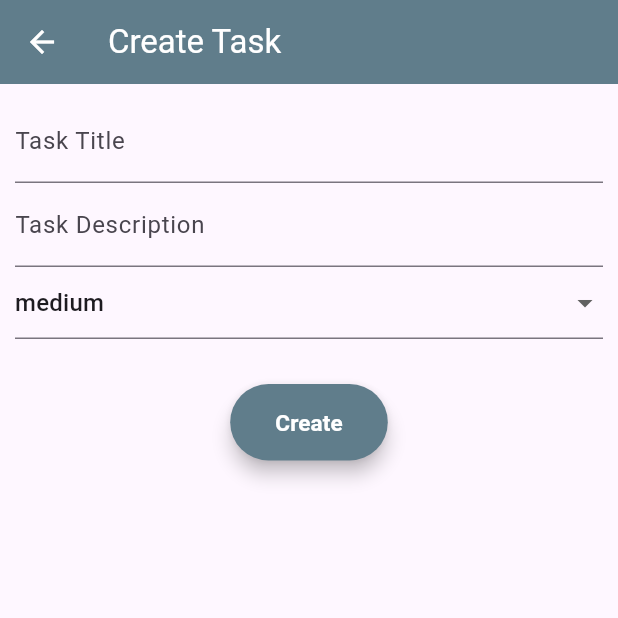
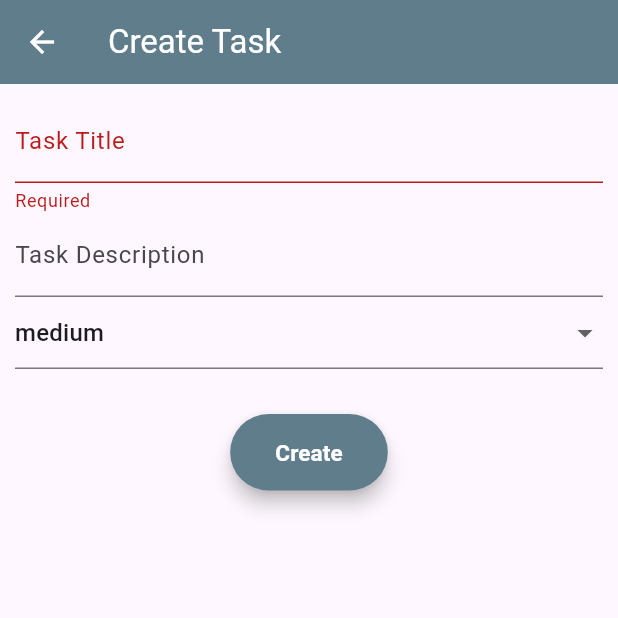
Before and after one commit to shyammca19/saigeware_task, a Flutter app: the TaskFormPage screen opened directly, after a tap on "Create", on a phone screen of 412 x 824 dp, the top half of it. Run offline on Flutter 3.47's test engine with Material 3 defaults, Android fonts, the light colour scheme and no system bars; our stand-ins replace hive, hive_flutter; accounts and stored records are empty.

Commit message:
model class created, new hive box created and using provider the new task successfully stored on the hive box

```diff
--- /dev/null
+++ b/lib/data/task_model.dart
@@ -0,0 +1,52 @@
+import 'package:hive/hive.dart';
+import '../domain/task.dart';
+
+part 'task_model.g.dart';
+
+@HiveType(typeId: 0)
+class TaskModel {
+  @HiveField(0)
+  final String id;
+
+  @HiveField(1)
+  final String title;
+
+  @HiveField(2)
+  final String? description;
+
+  @HiveField(3)
+  final int priority;
+
+  @HiveField(4)
+  final bool isCompleted;
+
+  TaskModel({
+    required this.id,
+    required this.title,
+    this.description,
+    required this.priority,
+    required this.isCompleted,
+  });
+
+  // Convert Model → Domain
+  Task toEntity() {
+    return Task(
+      id: id,
+      title: title,
+      description: description,
+      priority: TaskPriority.values[priority],
+      isCompleted: isCompleted,
+    );
+  }
+
+  // Convert Domain → Model
+  factory TaskModel.fromEntity(Task task) {
+    return TaskModel(
+      id: task.id,
+      title: task.title,
+      description: task.description,
+      priority: task.priority.index,
+      isCompleted: task.isCompleted,
+    );
+  }
+}
--- /dev/null
+++ b/lib/domain/task.dart
@@ -0,0 +1,32 @@
+enum TaskPriority { low, medium, high }
+
+class Task {
+  final String id;
+  final String title;
+  final String? description;
+  final TaskPriority priority;
+  final bool isCompleted;
+
+  Task({
+    required this.id,
+    required this.title,
+    this.description,
+    required this.priority,
+    this.isCompleted = false,
+  });
+
+  Task copyWith({
+    String? title,
+    String? description,
+    TaskPriority? priority,
+    bool? isCompleted,
+  }) {
+    return Task(
+      id: id,
+      title: title ?? this.title,
+      description: description ?? this.description,
+      priority: priority ?? this.priority,
+      isCompleted: isCompleted ?? this.isCompleted,
+    );
+  }
+}
--- a/lib/presentation/task_form_page.dart
+++ b/lib/presentation/task_form_page.dart
@@ -1,6 +1,7 @@
 import 'package:flutter/material.dart';
-
-enum TaskPriority { low, medium, high }
+import 'package:provider/provider.dart';
+import 'package:saigeware_task/domain/task.dart';
+import 'package:saigeware_task/presentation/task_provider.dart';
 
 class TaskFormPage extends StatefulWidget {
   const TaskFormPage({super.key});
@@ -19,6 +20,7 @@ class _TaskFormPageState extends State<TaskFormPage> {
 
   @override
   Widget build(BuildContext context) {
+    final provider = context.read<TaskProvider>();
     return Scaffold(
       appBar: AppBar(
         title: Text("Create Task"),
@@ -50,7 +52,16 @@ class _TaskFormPageState extends State<TaskFormPage> {
               ),
               SizedBox(height: 30),
               ElevatedButton(
-                onPressed: () {},
+                onPressed: () {
+                  if (_formKey.currentState!.validate()) {
+                    final task = provider.createTask(
+                      title: _titleController.text,
+                      description: _descController.text,
+                      priority: _priority,
+                    );
+                    provider.addTask(task);
+                  }
+                },
                 style: ElevatedButton.styleFrom(
                   backgroundColor: Colors.blueGrey,
                   foregroundColor: Colors.white,
--- /dev/null
+++ b/lib/presentation/task_provider.dart
@@ -0,0 +1,29 @@
+import 'package:flutter/material.dart';
+import 'package:hive/hive.dart';
+import 'package:saigeware_task/data/task_model.dart';
+import 'package:saigeware_task/domain/task.dart';
+import 'package:uuid/uuid.dart';
+
+class TaskProvider extends ChangeNotifier {
+  final Box<TaskModel> box;
+
+  TaskProvider(this.box) {}
+
+  void addTask(Task task) {
+    box.put(task.id, TaskModel.fromEntity(task));
+    //print(box.get(task.id));
+  }
+
+  Task createTask({
+    required String title,
+    String? description,
+    required TaskPriority priority,
+  }) {
+    return Task(
+      id: const Uuid().v4(),
+      title: title,
+      description: description,
+      priority: priority,
+    );
+  }
+}
--- a/pubspec.yaml
+++ b/pubspec.yaml
@@ -30,6 +30,10 @@ environment:
 dependencies:
   flutter:
     sdk: flutter
+  provider: "6.1.5+1"
+  hive: "2.2.3"
+  hive_flutter: "1.1.0"
+  uuid: "4.5.2"
 
   # The following adds the Cupertino Icons font to your application.
   # Use with the CupertinoIcons class for iOS style icons.
@@ -45,6 +49,8 @@ dev_dependencies:
   # package. See that file for information about deactivating specific lint
   # rules and activating additional ones.
   flutter_lints: ^6.0.0
+  hive_generator: ^2.0.1
+  build_runner: ^2.4.9
 
 # For information on the generic Dart part of this file, see the
 # following page: https://dart.dev/tools/pub/pubspec
```
Also changed, not shown: lib/main.dart (+17 -5 lines), lib/data/task_model.g.dart (added), pubspec.lock.
